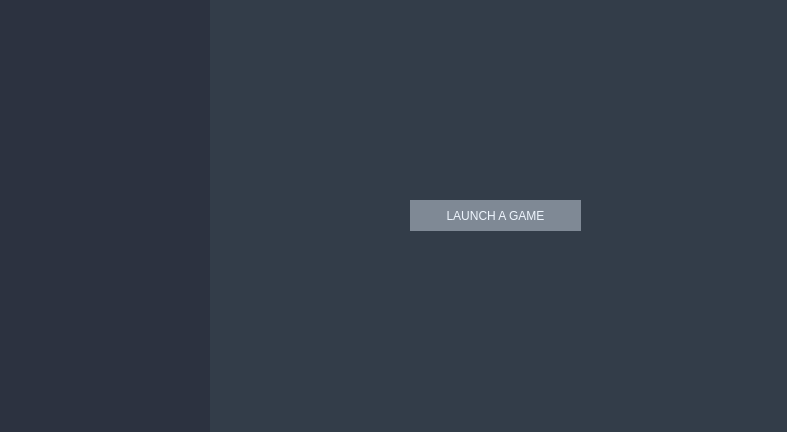
Before: the Qt Designer form Resource/UI/Library.ui in Proj-Ascension/Client, drawn with Qt 5.
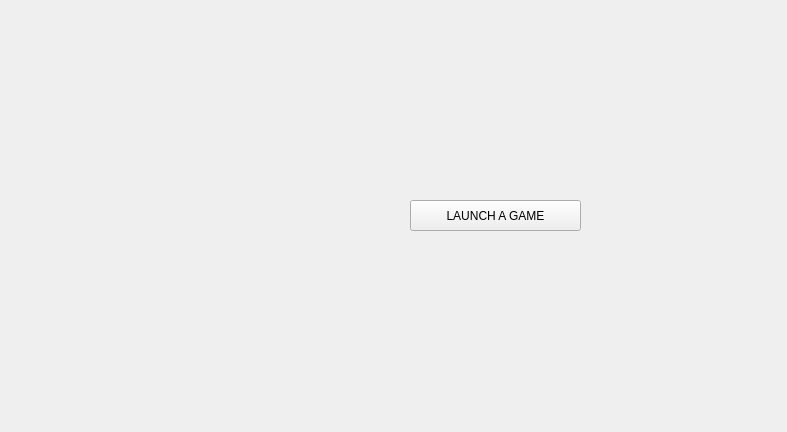
After: the same form once the commit is applied.

```diff
--- a/Resource/UI/Library.ui
+++ b/Resource/UI/Library.ui
@@ -67,7 +67,7 @@
         </size>
        </property>
        <property name="styleSheet">
-        <string notr="true">background-color: #2C3240</string>
+        <string notr="true"/>
        </property>
       </widget>
      </item>
@@ -80,7 +80,7 @@
         </sizepolicy>
        </property>
        <property name="styleSheet">
-        <string notr="true">background-color: #333D49</string>
+        <string notr="true"/>
        </property>
        <widget class="QPushButton" name="testLaunch">
         <property name="geometry">
@@ -92,12 +92,7 @@
          </rect>
         </property>
         <property name="styleSheet">
-         <string notr="true">color: #EFF6FE;
-font: 12pt &quot;Droid Sans&quot;;
-background-color: #7F8995;
-border: none;
-margin: 0px;
-padding: 0px;</string>
+         <string notr="true"/>
         </property>
         <property name="text">
          <string>LAUNCH A GAME</string>
```
